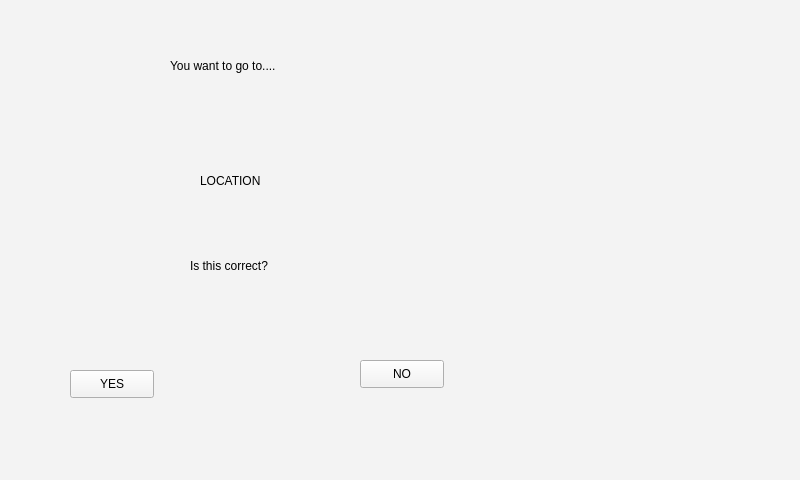
Old version of the form ui/the.ui in the repository yussefsoudan/sdp-ian.
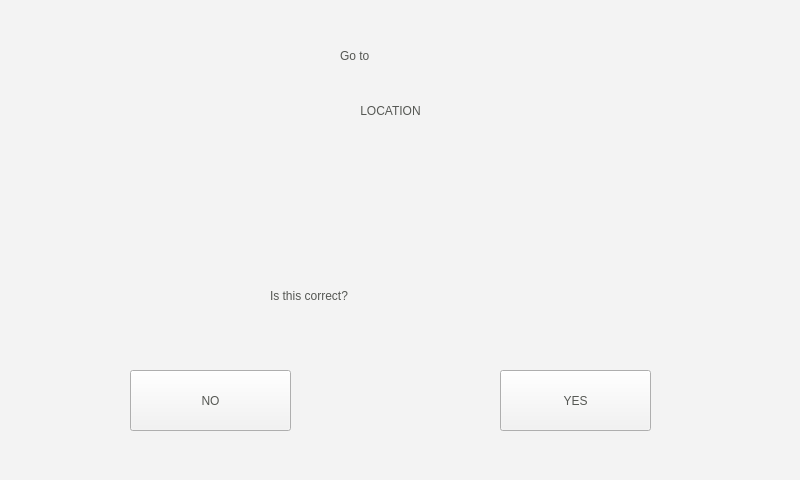
New version of the form. The open tabs and pages were chosen to show the change. Icons and pictures are not drawn.

The edit to the form file:
```diff
--- a/ui/the.ui
+++ b/ui/the.ui
@@ -203,11 +203,11 @@
      <string>next</string>
     </property>
    </widget>
-   <widget class="QLabel" name="label">
+   <widget class="QLabel" name="scanning_success_icon">
     <property name="geometry">
      <rect>
-      <x>310</x>
-      <y>30</y>
+      <x>300</x>
+      <y>20</y>
       <width>200</width>
       <height>200</height>
      </rect>
@@ -456,41 +456,43 @@
    </widget>
   </widget>
   <widget class="QWidget" name="CONFIRM_DEST">
-   <widget class="QLabel" name="label_5">
+   <property name="styleSheet">
+    <string notr="true">font: 20 &quot;montserrat&quot;;
+color: rgb(85, 87, 83);</string>
+   </property>
+   <widget class="QLabel" name="destination_label">
     <property name="geometry">
      <rect>
-      <x>170</x>
-      <y>20</y>
-      <width>151</width>
-      <height>91</height>
+      <x>220</x>
+      <y>70</y>
+      <width>341</width>
+      <height>81</height>
      </rect>
     </property>
-    <property name="text">
-     <string>You want to go to....</string>
-    </property>
-   </widget>
-   <widget class="QLabel" name="location">
-    <property name="geometry">
-     <rect>
-      <x>200</x>
-      <y>150</y>
-      <width>151</width>
-      <height>61</height>
-     </rect>
+    <property name="styleSheet">
+     <string notr="true">font: 20 26pt &quot;montserrat&quot;;
+color: rgb(85, 87, 83);</string>
     </property>
     <property name="text">
      <string>LOCATION</string>
     </property>
+    <property name="alignment">
+     <set>Qt::AlignCenter</set>
+    </property>
    </widget>
    <widget class="QLabel" name="label_11">
     <property name="geometry">
      <rect>
-      <x>190</x>
-      <y>220</y>
-      <width>171</width>
+      <x>270</x>
+      <y>250</y>
+      <width>261</width>
       <height>91</height>
      </rect>
     </property>
+    <property name="styleSheet">
+     <string notr="true">font: 20 26pt &quot;montserrat&quot;;
+color: rgb(85, 87, 83);</string>
+    </property>
     <property name="text">
      <string>Is this correct?</string>
     </property>
@@ -498,10 +500,10 @@
    <widget class="QPushButton" name="yes_go">
     <property name="geometry">
      <rect>
-      <x>70</x>
+      <x>500</x>
       <y>370</y>
-      <width>84</width>
-      <height>28</height>
+      <width>151</width>
+      <height>61</height>
      </rect>
     </property>
     <property name="text">
@@ -511,16 +513,33 @@
    <widget class="QPushButton" name="not_correct">
     <property name="geometry">
      <rect>
-      <x>360</x>
-      <y>360</y>
-      <width>84</width>
-      <height>28</height>
+      <x>130</x>
+      <y>370</y>
+      <width>161</width>
+      <height>61</height>
      </rect>
     </property>
     <property name="text">
      <string>NO</string>
     </property>
    </widget>
+   <widget class="QLabel" name="label">
+    <property name="geometry">
+     <rect>
+      <x>340</x>
+      <y>30</y>
+      <width>101</width>
+      <height>51</height>
+     </rect>
+    </property>
+    <property name="styleSheet">
+     <string notr="true">font: 20 26pt &quot;montserrat&quot;;
+color: rgb(85, 87, 83);</string>
+    </property>
+    <property name="text">
+     <string>Go to</string>
+    </property>
+   </widget>
   </widget>
   <widget class="QWidget" name="page"/>
  </widget>
```
Left out of the diff: 220 changed lines with no effect on the pictures.
